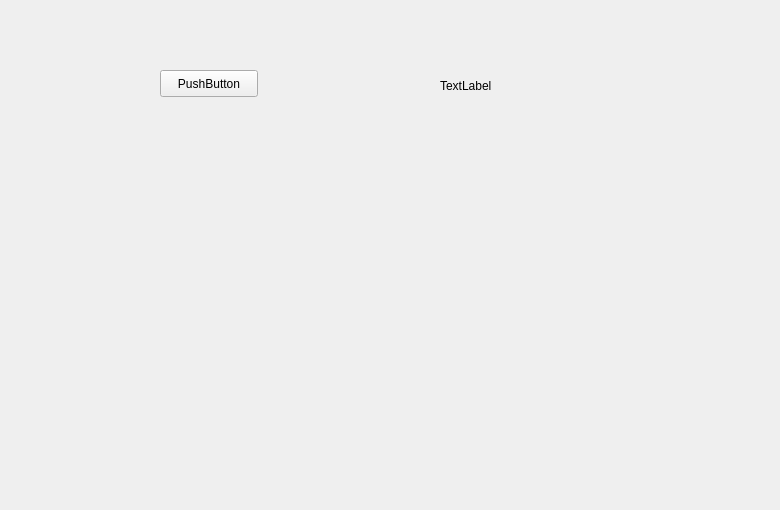
This is sampleModules/testApplicationMod/testApplicationMod.ui in pgollor/pyGUI as Qt 5 draws it before an edit. The edited form follows.
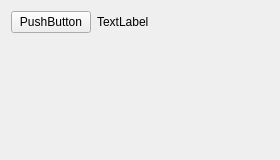
This is the edited form.

The edit to the form file:
```diff
--- a/sampleModules/testApplicationMod/testApplicationMod.ui
+++ b/sampleModules/testApplicationMod/testApplicationMod.ui
@@ -6,39 +6,61 @@
    <rect>
     <x>0</x>
     <y>0</y>
-    <width>780</width>
-    <height>510</height>
+    <width>280</width>
+    <height>160</height>
    </rect>
   </property>
   <property name="windowTitle">
    <string>Form</string>
   </property>
-  <widget class="QPushButton" name="pushButton">
-   <property name="geometry">
-    <rect>
-     <x>160</x>
-     <y>70</y>
-     <width>98</width>
-     <height>27</height>
-    </rect>
-   </property>
-   <property name="text">
-    <string>PushButton</string>
-   </property>
-  </widget>
-  <widget class="QLabel" name="label">
-   <property name="geometry">
-    <rect>
-     <x>440</x>
-     <y>70</y>
-     <width>221</width>
-     <height>31</height>
-    </rect>
-   </property>
-   <property name="text">
-    <string>TextLabel</string>
-   </property>
-  </widget>
+  <layout class="QGridLayout" name="gridLayout">
+   <item row="0" column="1">
+    <widget class="QLabel" name="label">
+     <property name="minimumSize">
+      <size>
+       <width>120</width>
+       <height>0</height>
+      </size>
+     </property>
+     <property name="text">
+      <string>TextLabel</string>
+     </property>
+    </widget>
+   </item>
+   <item row="0" column="0">
+    <widget class="QPushButton" name="pushButton">
+     <property name="text">
+      <string>PushButton</string>
+     </property>
+    </widget>
+   </item>
+   <item row="1" column="0">
+    <spacer name="verticalSpacer">
+     <property name="orientation">
+      <enum>Qt::Vertical</enum>
+     </property>
+     <property name="sizeHint" stdset="0">
+      <size>
+       <width>20</width>
+       <height>40</height>
+      </size>
+     </property>
+    </spacer>
+   </item>
+   <item row="0" column="2">
+    <spacer name="horizontalSpacer">
+     <property name="orientation">
+      <enum>Qt::Horizontal</enum>
+     </property>
+     <property name="sizeHint" stdset="0">
+      <size>
+       <width>40</width>
+       <height>20</height>
+      </size>
+     </property>
+    </spacer>
+   </item>
+  </layout>
  </widget>
  <resources/>
  <connections/>
```
